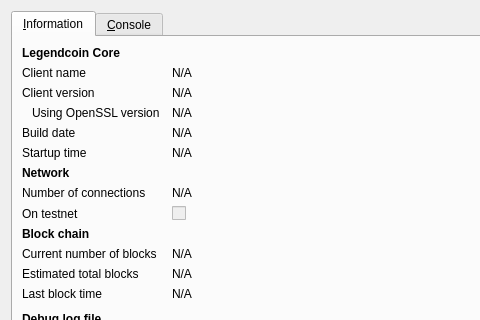
This is src/qt/forms/rpcconsole.ui in solltex/Legendcoin as Qt 5 draws it before an edit; both pictures show x 0 to 480 and y 0 to 320 of the 740 by 450 pixel window. The edited form follows.
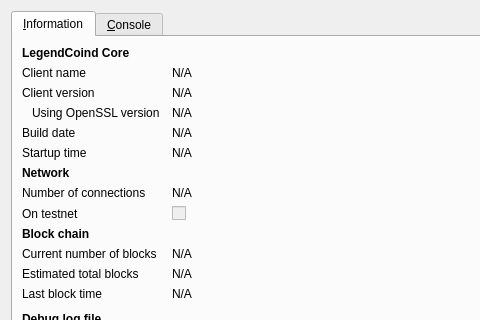
This is the edited form. Icons and pictures are not drawn.

Diff of the .ui file:
```diff
--- a/src/qt/forms/rpcconsole.ui
+++ b/src/qt/forms/rpcconsole.ui
@@ -36,7 +36,7 @@
           </font>
          </property>
          <property name="text">
-          <string>Legendcoin Core</string>
+          <string>LegendCoind Core</string>
          </property>
         </widget>
        </item>
```
Left out of the diff: 6 changed lines with no effect on the pictures.
